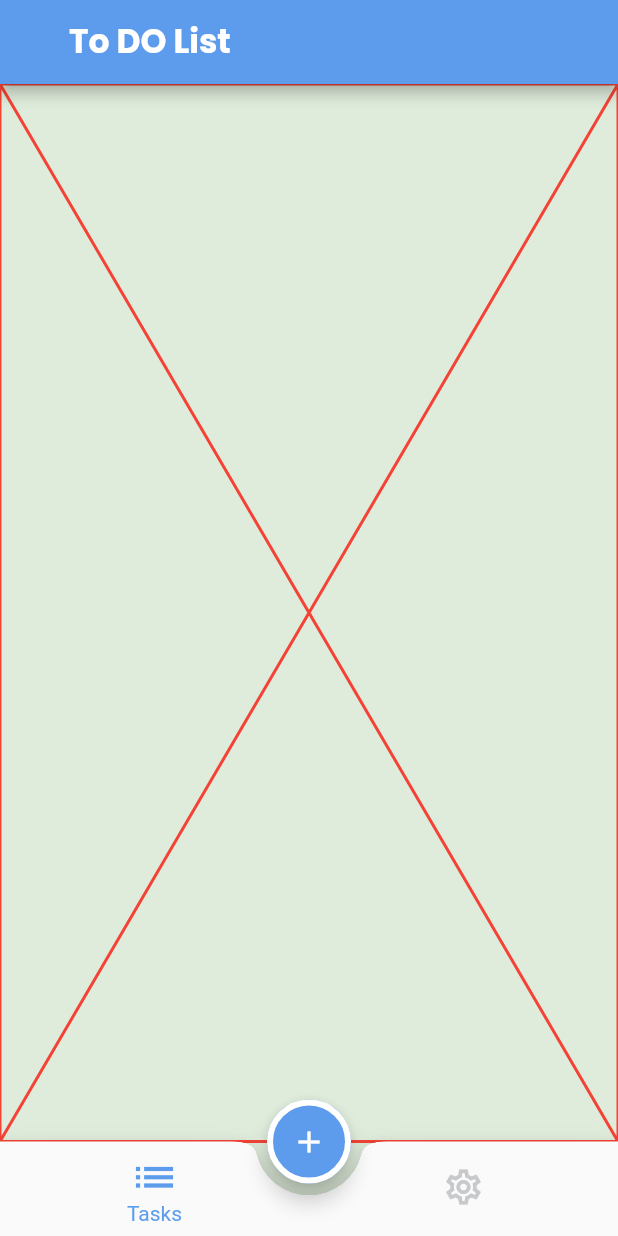
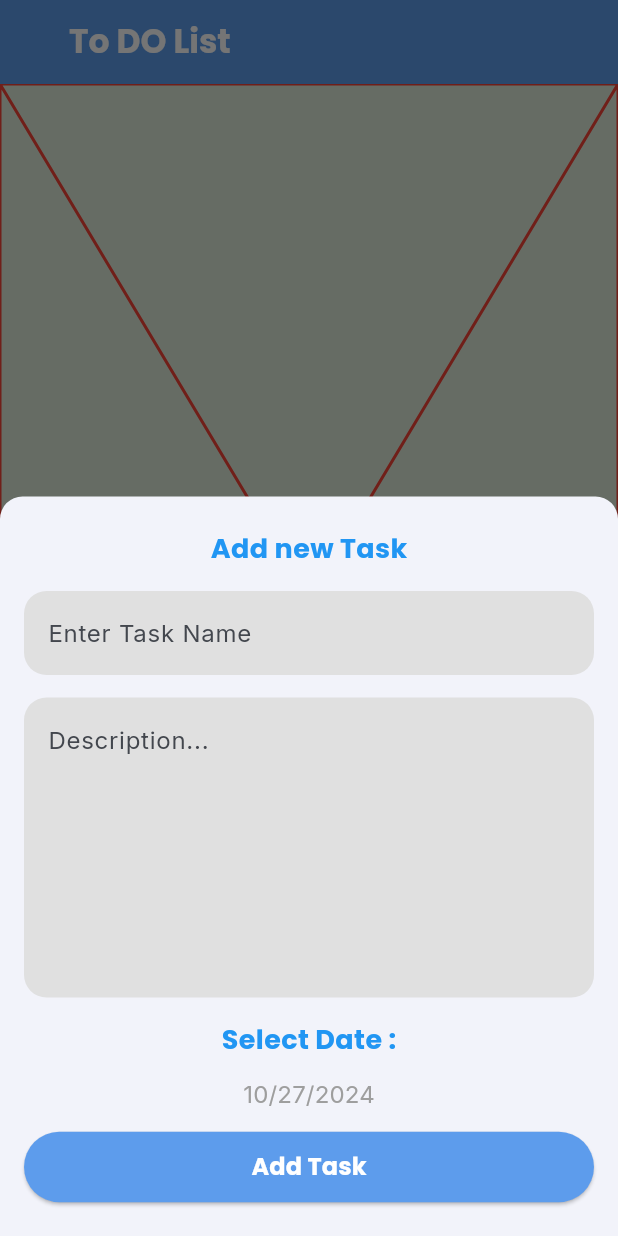
Before and after one commit to MahmoudHassan9/ToDo_app, a Flutter app: the screen it shows after launch, after a tap on the "add" icon, on a phone screen of 412 x 824 dp. Run offline on Flutter 3.47's test engine with Material 3 defaults, Android fonts, the phone set to English and light mode, and no system bars; our stand-ins replace google_fonts, shared_preferences; missing offline and left inert: dart:ffi.

Commit message:
+ bottomSheet

```diff
--- a/lib/config/theme/app_theme.dart
+++ b/lib/config/theme/app_theme.dart
@@ -1,13 +1,17 @@
 import 'package:flutter/material.dart';
-import 'package:todo_app/core/app_colors.dart';
+import 'package:todo_app/core/utils/app_colors.dart';
 
-import '../../core/light_app_styles.dart';
+import '../../core/utils/light_app_styles.dart';
 
 class AppTheme {
   static ThemeData light = ThemeData(
     primaryColor: AppColors.blue,
     scaffoldBackgroundColor: AppColors.scaffold,
-    useMaterial3: false,
+    colorScheme: ColorScheme.fromSeed(
+      seedColor: AppColors.blue,
+      primary: Colors.blue,
+    ),
+    // useMaterial3: false,
     appBarTheme: AppBarTheme(
       backgroundColor: AppColors.blue,
       titleTextStyle: LightAppStyles.appBar,
@@ -33,6 +37,10 @@ class AppTheme {
         width: 4,
       )),
     ),
+    datePickerTheme: const DatePickerThemeData(
+      headerBackgroundColor: AppColors.blue,
+      headerForegroundColor: Colors.white,
+    ),
   );
   static ThemeData dark = ThemeData(
     appBarTheme: const AppBarTheme(color: Colors.black, centerTitle: true),
--- /dev/null
+++ b/lib/core/extensions/date_time_ex.dart
@@ -0,0 +1,3 @@
+extension DateTimeEx on DateTime {
+  String get formattedDate => '$month/$day/$year';
+}
--- a/lib/core/light_app_styles.dart
+++ b/lib/core/utils/light_app_styles.dart
@@ -1,7 +1,7 @@
 import 'package:flutter/cupertino.dart';
 import 'package:flutter/material.dart';
 import 'package:google_fonts/google_fonts.dart';
-import 'package:todo_app/core/app_colors.dart';
+import 'package:todo_app/core/utils/app_colors.dart';
 
 class LightAppStyles {
   static TextStyle appBar = GoogleFonts.poppins(
@@ -19,4 +19,18 @@ class LightAppStyles {
     fontWeight: FontWeight.w400,
     color: AppColors.blue,
   );
+  static TextStyle bottomSheetTitle = GoogleFonts.poppins(
+    fontSize: 18,
+    fontWeight: FontWeight.w700,
+    color: Colors.blue,
+  );
+
+  static TextStyle hintText = GoogleFonts.inter(
+    fontSize: 16,
+    fontWeight: FontWeight.w400,
+  );
+  static TextStyle buttonText = GoogleFonts.poppins(
+    fontSize: 16,
+    fontWeight: FontWeight.w700,
+  );
 }
--- a/lib/presentation/screens/home/home_screen.dart
+++ b/lib/presentation/screens/home/home_screen.dart
@@ -1,8 +1,8 @@
 import 'package:flutter/cupertino.dart';
 import 'package:flutter/material.dart';
-import 'package:todo_app/core/app_colors.dart';
 import 'package:todo_app/presentation/screens/home/tabs/settings_tab/settings_tab.dart';
 import 'package:todo_app/presentation/screens/home/tabs/tasks_tab/tasks_tab.dart';
+import 'package:todo_app/presentation/screens/home/tabs/tasks_tab/widgets/add_bottom_sheet.dart';
 
 class HomeScreen extends StatefulWidget {
   const HomeScreen({super.key});
@@ -40,8 +40,9 @@ class _HomeScreenState extends State<HomeScreen> {
 
   Widget buildBottomNavBar() => BottomAppBar(
         shape: const CircularNotchedRectangle(),
-        notchMargin: 8,
+        notchMargin: 10,
         clipBehavior: Clip.hardEdge,
+        padding: EdgeInsets.zero,
         child: BottomNavigationBar(
           currentIndex: currentIndex,
           onTap: (index) {
@@ -66,10 +67,10 @@ class _HomeScreenState extends State<HomeScreen> {
       );
 
   Widget buildFloatingActionButton() => FloatingActionButton(
-
-        onPressed: () {},
+        onPressed: () => AddBottomSheet.show(context),
         child: const Icon(
           Icons.add,
+          color: Colors.white,
         ),
       );
 }
--- a/lib/presentation/screens/home/tabs/settings_tab/settings_tab.dart
+++ b/lib/presentation/screens/home/tabs/settings_tab/settings_tab.dart
@@ -3,7 +3,7 @@ import 'dart:ffi';
 import 'package:flutter/cupertino.dart';
 import 'package:flutter/material.dart';
 import 'package:provider/provider.dart';
-import 'package:todo_app/core/light_app_styles.dart';
+import 'package:todo_app/core/utils/light_app_styles.dart';
 import 'package:todo_app/presentation/screens/home/tabs/settings_tab/settings_tab.dart';
 import 'package:todo_app/presentation/screens/home/tabs/settings_tab/widgets/settings_tab_widget.dart';
 
--- /dev/null
+++ b/lib/presentation/screens/home/tabs/tasks_tab/widgets/add_bottom_sheet.dart
@@ -0,0 +1,109 @@
+import 'package:flutter/cupertino.dart';
+import 'package:flutter/material.dart';
+import 'package:todo_app/core/extensions/date_time_ex.dart';
+import 'package:todo_app/core/utils/light_app_styles.dart';
+import 'package:todo_app/presentation/screens/home/tabs/tasks_tab/widgets/custom_button.dart';
+import 'package:todo_app/presentation/screens/home/tabs/tasks_tab/widgets/custom_text_form_field.dart';
+
+class AddBottomSheet extends StatefulWidget {
+  const AddBottomSheet({super.key});
+
+  @override
+  State<AddBottomSheet> createState() => _AddBottomSheetState();
+
+  static void show(context) {
+    showModalBottomSheet(
+      context: context,
+      isScrollControlled: true,
+      shape: const RoundedRectangleBorder(
+        borderRadius: BorderRadius.only(
+            topRight: Radius.circular(15), topLeft: Radius.circular(15)),
+      ),
+      builder: (context) => const AddBottomSheet(),
+    );
+  }
+}
+
+class _AddBottomSheetState extends State<AddBottomSheet> {
+  TextEditingController taskController = TextEditingController();
+  TextEditingController descriptionController = TextEditingController();
+  DateTime selectedDate = DateTime.now();
+
+  @override
+  Widget build(BuildContext context) {
+    return Container(
+      padding: EdgeInsets.only(
+        top: 22,
+        left: 16,
+        right: 16,
+        bottom: MediaQuery.viewInsetsOf(context).bottom + 22,
+      ),
+      child: Column(
+        mainAxisSize: MainAxisSize.min,
+        children: [
+          Text(
+            'Add new Task',
+            style: LightAppStyles.bottomSheetTitle,
+          ),
+          const SizedBox(
+            height: 15,
+          ),
+          CustomTextFormField(
+            hintText: 'Enter Task Name',
+            controller: taskController,
+          ),
+          const SizedBox(
+            height: 15,
+          ),
+          CustomTextFormField(
+            hintText: 'Description...',
+            controller: descriptionController,
+            maxLines: 7,
+          ),
+          const SizedBox(
+            height: 15,
+          ),
+          Text(
+            'Select Date :',
+            style: LightAppStyles.bottomSheetTitle,
+          ),
+          TextButton(
+            onPressed: () async {
+              var date = await showTimePicker(context);
+              if (date != null) {
+                selectedDate = date;
+                setState(() {});
+              }
+            },
+            child: Text(
+              selectedDate.formattedDate,
+              style: LightAppStyles.hintText.copyWith(
+                color: Colors.grey,
+              ),
+            ),
+          ),
+          SizedBox(
+            width: double.infinity,
+            child: CustomButton(
+              text: 'Add Task',
+              onPressed: () {},
+            ),
+          ),
+        ],
+      ),
+    );
+  }
+
+  Future<DateTime?> showTimePicker(context) {
+    return showDatePicker(
+      context: context,
+      firstDate: DateTime.now(),
+      initialDate: selectedDate,
+      lastDate: DateTime.now().add(
+        const Duration(
+          days: 365,
+        ),
+      ),
+    );
+  }
+}
--- /dev/null
+++ b/lib/presentation/screens/home/tabs/tasks_tab/widgets/custom_button.dart
@@ -0,0 +1,33 @@
+import 'package:flutter/material.dart';
+import 'package:todo_app/core/utils/light_app_styles.dart';
+
+class CustomButton extends StatelessWidget {
+  final String text;
+  final VoidCallback? onPressed;
+  final Color? color;
+  final double? fontSize;
+
+  const CustomButton({
+    super.key,
+    required this.text,
+    this.onPressed,
+    this.color,
+    this.fontSize,
+  });
+
+  @override
+  Widget build(BuildContext context) {
+    return ElevatedButton(
+      onPressed: onPressed,
+      style: ElevatedButton.styleFrom(
+        backgroundColor: color ?? Theme.of(context).primaryColor,
+        foregroundColor: Colors.white,
+        padding: const EdgeInsets.symmetric(horizontal: 16.0, vertical: 12.0),
+      ),
+      child: Text(
+        text,
+        style: LightAppStyles.buttonText,
+      ),
+    );
+  }
+}
--- /dev/null
+++ b/lib/presentation/screens/home/tabs/tasks_tab/widgets/custom_text_form_field.dart
@@ -0,0 +1,48 @@
+import 'package:flutter/cupertino.dart';
+import 'package:flutter/material.dart';
+import 'package:todo_app/core/utils/app_colors.dart';
+import 'package:todo_app/core/utils/light_app_styles.dart';
+
+class CustomTextFormField extends StatelessWidget {
+  final String hintText;
+  final TextEditingController controller;
+  final FormFieldValidator<String>? validator;
+  final bool obscureText;
+  final int maxLines;
+
+  const CustomTextFormField({
+    super.key,
+    required this.hintText,
+    required this.controller,
+    this.validator,
+    this.obscureText = false,
+    this.maxLines = 1,
+  });
+
+  @override
+  Widget build(BuildContext context) {
+    return TextFormField(
+      controller: controller,
+      validator: validator,
+      obscureText: obscureText,
+      maxLines: maxLines,
+      decoration: InputDecoration(
+        hintText: hintText,
+        hintStyle: LightAppStyles.hintText,
+        fillColor: Colors.grey[300],
+        filled: true,
+        border: const OutlineInputBorder(
+          borderSide: BorderSide.none,
+        ),
+        enabledBorder: const OutlineInputBorder(
+            borderSide: BorderSide.none,
+            borderRadius: BorderRadius.all(Radius.circular(15))),
+        focusedBorder: OutlineInputBorder(
+            borderSide: BorderSide(
+              color: Theme.of(context).primaryColor,
+            ),
+            borderRadius: const BorderRadius.all(Radius.circular(15))),
+      ),
+    );
+  }
+}
--- a/lib/providers/settings_tab_provider.dart
+++ b/lib/providers/settings_tab_provider.dart
@@ -4,11 +4,11 @@ import 'package:shared_preferences/shared_preferences.dart';
 class SettingsTabProvider extends ChangeNotifier {
   ThemeMode currentTheme = ThemeMode.light;
 
-  bool get isLight => currentTheme == ThemeMode.light;
-
   String get theme => currentTheme == ThemeMode.light ? 'Light' : 'Dark';
 
   String get lang => languageCode == 'en' ? 'English' : 'العربية';
+
+  bool get isLight => currentTheme == ThemeMode.light;
 
   void changeTheme(String? val) {
     if ((val == null) ||
```
Also changed, not shown: lib/presentation/screens/home/tabs/settings_tab/widgets/settings_tab_widget.dart (+3 -4 lines), lib/core/utils/app_colors.dart (renamed from lib/core/app_colors.dart).
